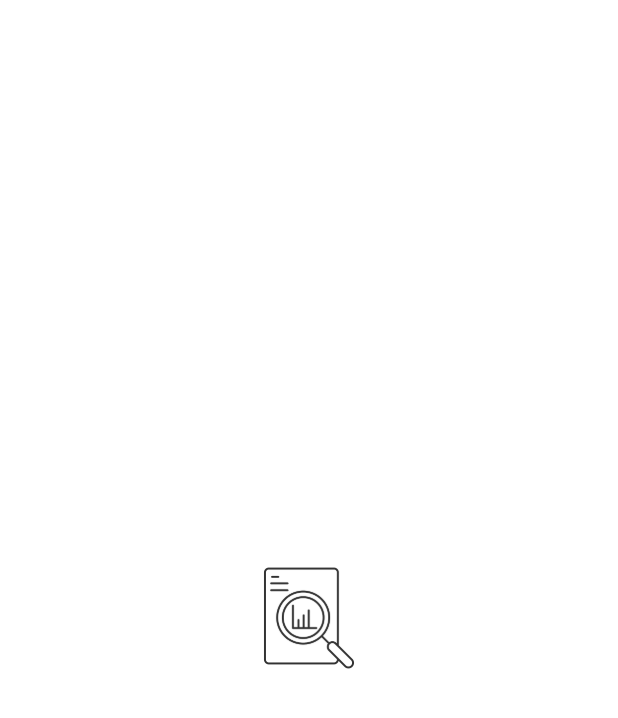
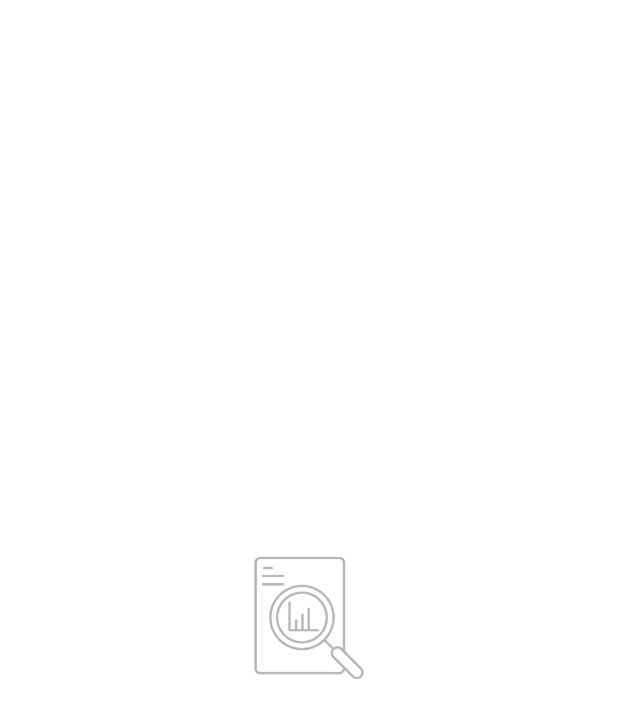
Before and after one commit to bisi-dev/defiscan, a Flutter app: the first screen one second after launch, on a phone screen of 412 x 824 dp. Shown: the top 718 px of the screen. Run offline on Flutter 3.47's test engine with Material 2 defaults, Android fonts, the phone set to English and light mode, and no system bars; drawn by our look-alikes of animated_splash_screen; our stand-ins replace bottom_navy_bar, cached_network_image, flutter_swipe_action_cell, font_awesome_flutter, getwidget, google_fonts and 4 more; missing offline and left inert: ens_dart, ethers, flutter_settings_ui, launch_review, web3dart; accounts and stored records are empty.

Commit message:
feat: Implement Splash Screen

```diff
--- a/lib/core/constants/color_constant.dart
+++ b/lib/core/constants/color_constant.dart
@@ -4,11 +4,9 @@ class AppColor {
   static const Color kWhite = Color(0xFFFFFFFF);
   static const Color kBlack = Color(0xFF000000);
   static const Color kDarkGrey = Color(0xFF101828);
+  static const Color kFairGrey = Color(0xFF777777);
   static const Color kMainColor = Color(0xFF4992EB);
   static const Color kRed = Color(0xFFEF233C);
-  static const Color kGreen = Color(0xFF46E47A);
-  static const Color kGrey = Color(0xFFD0D5DD);
   static const Color kLightShadow = Color(0xFFF6F6F6);
   static const Color kDarkShadow = Color(0xFF1b2842);
-  static const Color kFairGrey = Color(0xFF777777);
 }
--- a/lib/core/routes/app_route.dart
+++ b/lib/core/routes/app_route.dart
@@ -1,6 +1,5 @@
 class AppRoute {
   static const String splash = "/splash";
-  static const String intro = "/intro";
   static const String home = "/home";
   static const String languages = "/languages";
   static const String currencies = "/currencies";
--- a/lib/core/routes/route_generator.dart
+++ b/lib/core/routes/route_generator.dart
@@ -1,12 +1,11 @@
+import 'package:defiscan/features/onboarding/screens/splash.dart';
+import 'package:defiscan/presentation/pages/home.dart';
+import 'package:defiscan/presentation/pages/settings/currencies.dart';
+import 'package:defiscan/presentation/pages/settings/languages.dart';
+import 'package:defiscan/presentation/pages/settings/networks.dart';
 import 'package:flutter/material.dart';
+
 import 'app_route.dart';
-
-import 'package:defiscan/presentation/pages/splash.dart';
-import 'package:defiscan/presentation/pages/home.dart';
-import 'package:defiscan/presentation/pages/intro.dart';
-import 'package:defiscan/presentation/pages/settings/languages.dart';
-import 'package:defiscan/presentation/pages/settings/currencies.dart';
-import 'package:defiscan/presentation/pages/settings/networks.dart';
 
 class RouteGenerator {
   static Route<dynamic> generateRoute(RouteSettings settings) {
@@ -15,8 +14,6 @@ class RouteGenerator {
         return buildRoute(const Splash(), settings: settings);
       case AppRoute.home:
         return buildRoute(const Home(), settings: settings);
-      case AppRoute.intro:
-        return buildRoute(const Intro(), settings: settings);
       case AppRoute.languages:
         return buildRoute(const LanguagesScreen(), settings: settings);
       case AppRoute.currencies:
--- /dev/null
+++ b/lib/features/onboarding/screens/splash.dart
@@ -0,0 +1,53 @@
+import 'package:defiscan/core/app_core.dart';
+
+class Splash extends StatefulWidget {
+  const Splash({Key? key}) : super(key: key);
+
+  @override
+  _Splash createState() => _Splash();
+}
+
+class _Splash extends State<Splash> with SingleTickerProviderStateMixin {
+  late AnimationController _animationController;
+  late Animation<double> _animation;
+
+  void _splashAnimation() {
+    _animationController =
+        AnimationController(duration: const Duration(seconds: 1), vsync: this);
+
+    _animation =
+        CurvedAnimation(parent: _animationController, curve: Curves.easeInCirc);
+
+    _animationController.forward().then((val) {
+      Future.delayed(const Duration(seconds: 1), () async {
+        Navigator.of(context).pushReplacementNamed(AppRoute.home);
+      });
+    });
+  }
+
+  @override
+  void initState() {
+    super.initState();
+    SystemChrome.setEnabledSystemUIMode(SystemUiMode.manual, overlays: []);
+    _splashAnimation();
+  }
+
+  @override
+  Widget build(BuildContext context) {
+    return Scaffold(
+      backgroundColor: Theme.of(context).primaryColor,
+      body: FadeTransition(
+        opacity: _animation,
+        child: Center(
+          child: Image.asset(
+            Theme.of(context).brightness == Brightness.light
+                ? AppImage.darkLogoImage
+                : AppImage.lightLogoImage,
+            height: 100,
+            width: 100,
+          ),
+        ),
+      ),
+    );
+  }
+}
--- a/lib/presentation/pages/intro.dart
+++ /dev/null
@@ -1,25 +0,0 @@
-import '../../core/app_core.dart';
-
-class Intro extends StatefulWidget {
-  const Intro({Key? key}) : super(key: key);
-
-  @override
-  _Intro createState() => _Intro();
-}
-
-class _Intro extends State<Intro> {
-  @override
-  void initState() {
-    SystemChrome.setEnabledSystemUIMode(SystemUiMode.manual, overlays: []);
-    super.initState();
-  }
-
-  @override
-  Widget build(BuildContext context) {
-    return MaterialApp(
-      home: Scaffold(
-        body: Container(),
-      ),
-    );
-  }
-}
--- a/lib/presentation/pages/splash.dart
+++ /dev/null
@@ -1,32 +0,0 @@
-import '../../core/app_core.dart';
-
-import 'package:animated_splash_screen/animated_splash_screen.dart';
-import 'screen_decider.dart';
-
-class Splash extends StatefulWidget {
-  const Splash({Key? key}) : super(key: key);
-
-  @override
-  _Splash createState() => _Splash();
-}
-
-class _Splash extends State<Splash> {
-  @override
-  void initState() {
-    super.initState();
-    SystemChrome.setEnabledSystemUIMode(SystemUiMode.manual, overlays: []);
-  }
-
-  @override
-  Widget build(BuildContext context) {
-    return AnimatedSplashScreen(
-      backgroundColor: Theme.of(context).primaryColor,
-      splash: Theme.of(context).brightness == Brightness.light
-          ? AppImage.darkLogoImage
-          : AppImage.lightLogoImage,
-      nextScreen: const ScreenDecider(),
-      duration: 1000,
-      splashTransition: SplashTransition.fadeTransition,
-    );
-  }
-}
--- a/pubspec.yaml
+++ b/pubspec.yaml
@@ -12,7 +12,6 @@ dependencies:
 
   bloc: ^8.1.2
   cupertino_icons: ^1.0.2
-  animated_splash_screen: ^1.2.0
   bottom_navy_bar: ^6.0.0
   cached_network_image: ^3.2.0
   ethers:
```
Also changed, not shown: lib/presentation/pages/screen_decider.dart (deleted, +0 -29 lines), pubspec.lock, 1 other file.
